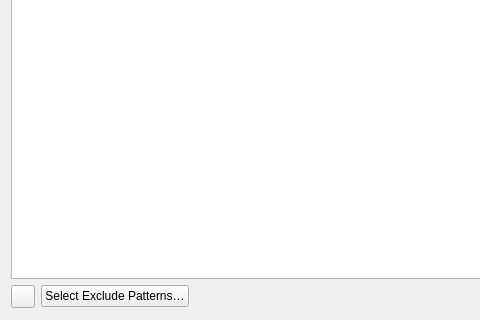
Qt form src/vorta/assets/UI/sourcetab.ui (borgbase/vorta) before a commit; both pictures show x 0 to 480 and y 177 to 497 of the 791 by 497 pixel window.
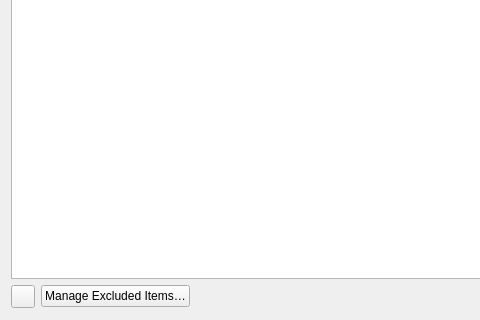
The same form after that commit.

Commit message: Fix home folder expansion, fix exclude pattern unique setting

What changed in the file:
```diff
--- a/src/vorta/assets/UI/sourcetab.ui
+++ b/src/vorta/assets/UI/sourcetab.ui
@@ -115,7 +115,7 @@
         <item>
          <widget class="QPushButton" name="bExclude">
           <property name="text">
-           <string>Select Exclude Patterns…</string>
+           <string>Manage Excluded Items…</string>
           </property>
          </widget>
         </item>
```
The commit also changes 5 other files.
